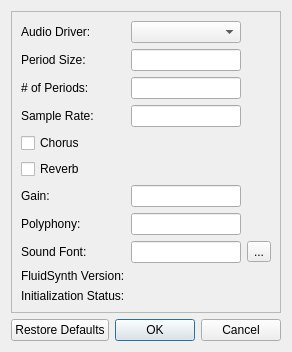
Above: library/widgets/fluidsettingsdialog.ui from pedrolcl/drumstick before the change. Below: the same form after it.
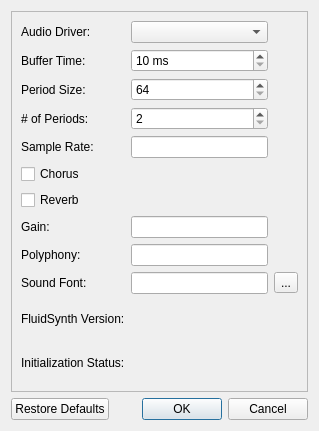
That is the form after the change.

Commit message: Widgets: using buffer time in FluidSynth configuration dialog when  the driver is pulseaudio. Default is 30 ms on both FluidSynth and Sonivox EAS.

Diff of the .ui file:
```diff
--- a/library/widgets/fluidsettingsdialog.ui
+++ b/library/widgets/fluidsettingsdialog.ui
@@ -6,8 +6,8 @@
    <rect>
     <x>0</x>
     <y>0</y>
-    <width>279</width>
-    <height>343</height>
+    <width>319</width>
+    <height>431</height>
    </rect>
   </property>
   <property name="windowTitle">
@@ -33,33 +33,20 @@
       <enum>QFrame::Raised</enum>
      </property>
      <layout class="QGridLayout" name="gridLayout_2">
-      <item row="9" column="1">
-       <widget class="QLabel" name="lblVersion"/>
-      </item>
-      <item row="0" column="1">
-       <widget class="QComboBox" name="audioDriver"/>
-      </item>
-      <item row="1" column="0">
-       <widget class="QLabel" name="lblPeriodSize">
+      <item row="0" column="0">
+       <widget class="QLabel" name="lblDriver">
         <property name="text">
-         <string>Period Size:</string>
+         <string>Audio Driver:</string>
         </property>
         <property name="buddy">
          <cstring>periodSize</cstring>
         </property>
        </widget>
       </item>
-      <item row="8" column="2">
-       <widget class="QToolButton" name="btnFile">
-        <property name="text">
-         <string>...</string>
-        </property>
-       </widget>
+      <item row="11" column="1">
+       <widget class="QLabel" name="lblStatus"/>
       </item>
-      <item row="3" column="1">
-       <widget class="QLineEdit" name="sampleRate"/>
-      </item>
-      <item row="6" column="0">
+      <item row="7" column="0">
        <widget class="QLabel" name="lblGain">
         <property name="text">
          <string>Gain:</string>
@@ -69,80 +56,17 @@
         </property>
        </widget>
       </item>
-      <item row="2" column="1">
-       <widget class="QLineEdit" name="periods"/>
-      </item>
-      <item row="7" column="1">
+      <item row="8" column="1">
        <widget class="QLineEdit" name="polyphony"/>
       </item>
-      <item row="0" column="0">
-       <widget class="QLabel" name="lblDriver">
-        <property name="text">
-         <string>Audio Driver:</string>
-        </property>
-       </widget>
-      </item>
-      <item row="3" column="0">
-       <widget class="QLabel" name="lblSampleRate">
-        <property name="text">
-         <string>Sample Rate:</string>
-        </property>
-        <property name="buddy">
-         <cstring>sampleRate</cstring>
-        </property>
-       </widget>
-      </item>
-      <item row="5" column="0" colspan="2">
+      <item row="6" column="0" colspan="2">
        <widget class="QCheckBox" name="reverb">
         <property name="text">
          <string>Reverb</string>
         </property>
        </widget>
       </item>
-      <item row="2" column="0">
-       <widget class="QLabel" name="lblPeriods">
-        <property name="text">
-         <string># of Periods:</string>
-        </property>
-        <property name="buddy">
-         <cstring>periods</cstring>
-        </property>
-       </widget>
-      </item>
-      <item row="7" column="0">
-       <widget class="QLabel" name="lblPolyphony">
-        <property name="text">
-         <string>Polyphony:</string>
-        </property>
-        <property name="buddy">
-         <cstring>polyphony</cstring>
-        </property>
-       </widget>
-      </item>
       <item row="9" column="0">
-       <widget class="QLabel" name="lblVersionLabel">
-        <property name="text">
-         <string>FluidSynth Version:</string>
-        </property>
-       </widget>
-      </item>
-      <item row="1" column="1">
-       <widget class="QLineEdit" name="periodSize"/>
-      </item>
-      <item row="6" column="1">
-       <widget class="QLineEdit" name="gain"/>
-      </item>
-      <item row="4" column="0" colspan="2">
-       <widget class="QCheckBox" name="chorus">
-        <property name="text">
-         <string>Chorus</string>
-        </property>
-       </widget>
-      </item>
-      <item row="8" column="1">
-       <widget class="QLineEdit" name="soundFont"/>
-      </item>
-      <item row="8" column="0">
        <widget class="QLabel" name="lblSoundFont">
         <property name="text">
          <string>Sound Font:</string>
@@ -152,19 +76,132 @@
         </property>
        </widget>
       </item>
+      <item row="3" column="1">
+       <widget class="QSpinBox" name="periods">
+        <property name="minimum">
+         <number>2</number>
+        </property>
+        <property name="maximum">
+         <number>64</number>
+        </property>
+       </widget>
+      </item>
       <item row="10" column="0">
+       <widget class="QLabel" name="lblVersionLabel">
+        <property name="text">
+         <string>FluidSynth Version:</string>
+        </property>
+       </widget>
+      </item>
+      <item row="2" column="1">
+       <widget class="QSpinBox" name="periodSize">
+        <property name="minimum">
+         <number>64</number>
+        </property>
+        <property name="maximum">
+         <number>8192</number>
+        </property>
+       </widget>
+      </item>
+      <item row="2" column="0">
+       <widget class="QLabel" name="lblPeriodSize">
+        <property name="text">
+         <string>Period Size:</string>
+        </property>
+        <property name="buddy">
+         <cstring>periodSize</cstring>
+        </property>
+       </widget>
+      </item>
+      <item row="11" column="0">
        <widget class="QLabel" name="lblStatusLabel">
         <property name="text">
          <string>Initialization Status:</string>
         </property>
        </widget>
       </item>
+      <item row="4" column="0">
+       <widget class="QLabel" name="lblSampleRate">
+        <property name="text">
+         <string>Sample Rate:</string>
+        </property>
+        <property name="buddy">
+         <cstring>sampleRate</cstring>
+        </property>
+       </widget>
+      </item>
+      <item row="9" column="1">
+       <widget class="QLineEdit" name="soundFont"/>
+      </item>
+      <item row="0" column="1">
+       <widget class="QComboBox" name="audioDriver"/>
+      </item>
+      <item row="5" column="0" colspan="2">
+       <widget class="QCheckBox" name="chorus">
+        <property name="text">
+         <string>Chorus</string>
+        </property>
+       </widget>
+      </item>
       <item row="10" column="1">
-       <widget class="QLabel" name="lblStatus"/>
+       <widget class="QLabel" name="lblVersion"/>
       </item>
-      <item row="10" column="2">
+      <item row="11" column="2">
        <widget class="QLabel" name="lblStatusIcon"/>
       </item>
+      <item row="9" column="2">
+       <widget class="QToolButton" name="btnFile">
+        <property name="text">
+         <string>...</string>
+        </property>
+       </widget>
+      </item>
+      <item row="3" column="0">
+       <widget class="QLabel" name="lblPeriods">
+        <property name="text">
+         <string># of Periods:</string>
+        </property>
+        <property name="buddy">
+         <cstring>periods</cstring>
+        </property>
+       </widget>
+      </item>
+      <item row="8" column="0">
+       <widget class="QLabel" name="lblPolyphony">
+        <property name="text">
+         <string>Polyphony:</string>
+        </property>
+        <property name="buddy">
+         <cstring>polyphony</cstring>
+        </property>
+       </widget>
+      </item>
+      <item row="7" column="1">
+       <widget class="QLineEdit" name="gain"/>
+      </item>
+      <item row="4" column="1">
+       <widget class="QLineEdit" name="sampleRate"/>
+      </item>
+      <item row="1" column="0">
+       <widget class="QLabel" name="lblBuffer">
+        <property name="text">
+         <string>Buffer Time:</string>
+        </property>
+       </widget>
+      </item>
+      <item row="1" column="1">
+       <widget class="QSpinBox" name="bufferTime">
+        <property name="suffix">
+         <string> ms</string>
+        </property>
+        <property name="minimum">
+         <number>10</number>
+        </property>
+        <property name="maximum">
+         <number>200</number>
+        </property>
+       </widget>
+      </item>
      </layout>
     </widget>
    </item>
```
Left out of the diff: 3 changed lines with no effect on the pictures. The commit also changes 7 other files.
